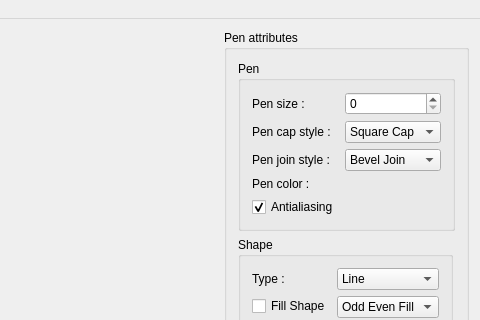
Before: the Qt Designer form IGR201/Qt/TP2/mainwindow.ui in Datshlag/IGR, drawn with Qt 5; both pictures show x 604 to 1084 and y 0 to 320 of the 1084 by 641 pixel window.
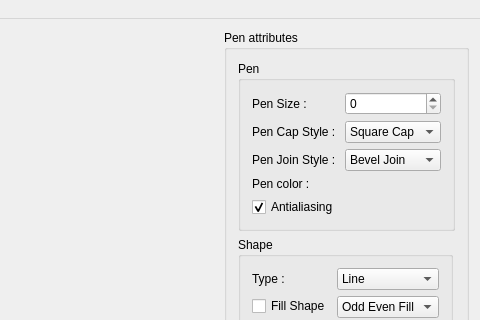
After: the same form once the commit is applied. Custom widgets are drawn as their Qt base class.

Patch:
```diff
--- a/IGR201/Qt/TP2/mainwindow.ui
+++ b/IGR201/Qt/TP2/mainwindow.ui
@@ -67,14 +67,14 @@
                 <item row="0" column="0">
                  <widget class="QLabel" name="penSizeLabel">
                   <property name="text">
-                   <string>Pen size :</string>
+                   <string>Pen Size :</string>
                   </property>
                  </widget>
                 </item>
                 <item row="1" column="0">
                  <widget class="QLabel" name="capStyleLabel">
                   <property name="text">
-                   <string>Pen cap style :</string>
+                   <string>Pen Cap Style :</string>
                   </property>
                  </widget>
                 </item>
@@ -122,7 +122,7 @@
                 <item row="2" column="0">
                  <widget class="QLabel" name="joinStyleLabel">
                   <property name="text">
-                   <string>Pen join style :</string>
+                   <string>Pen Join Style :</string>
                   </property>
                  </widget>
                 </item>
```
Left out of the diff: 30 changed lines with no effect on the pictures.
